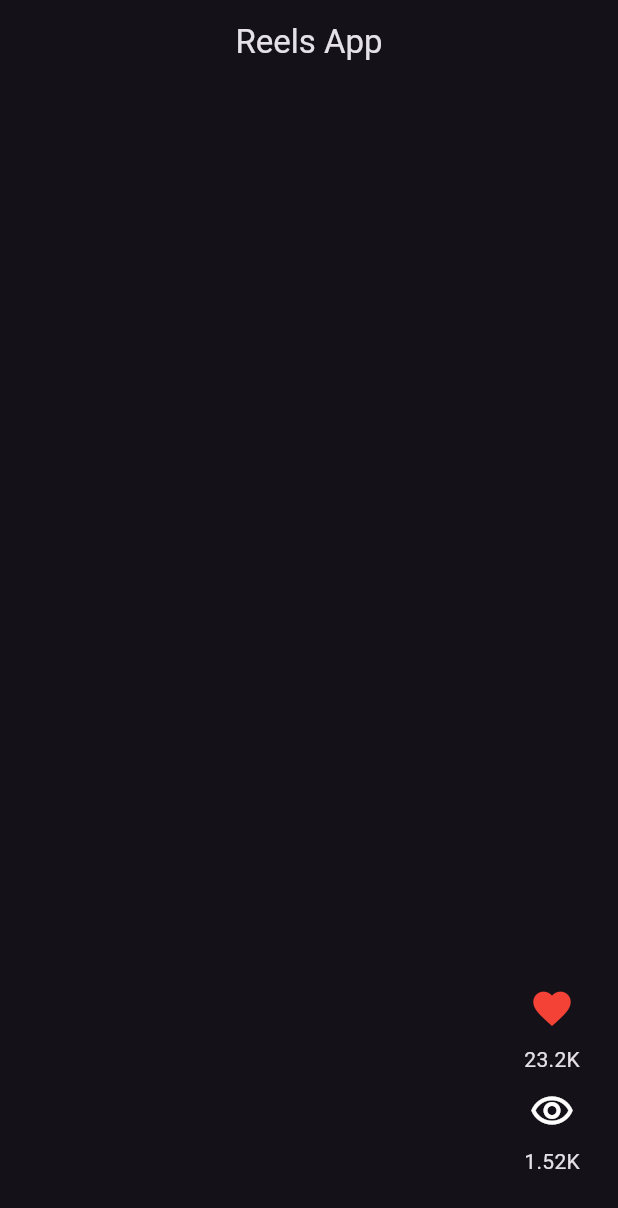
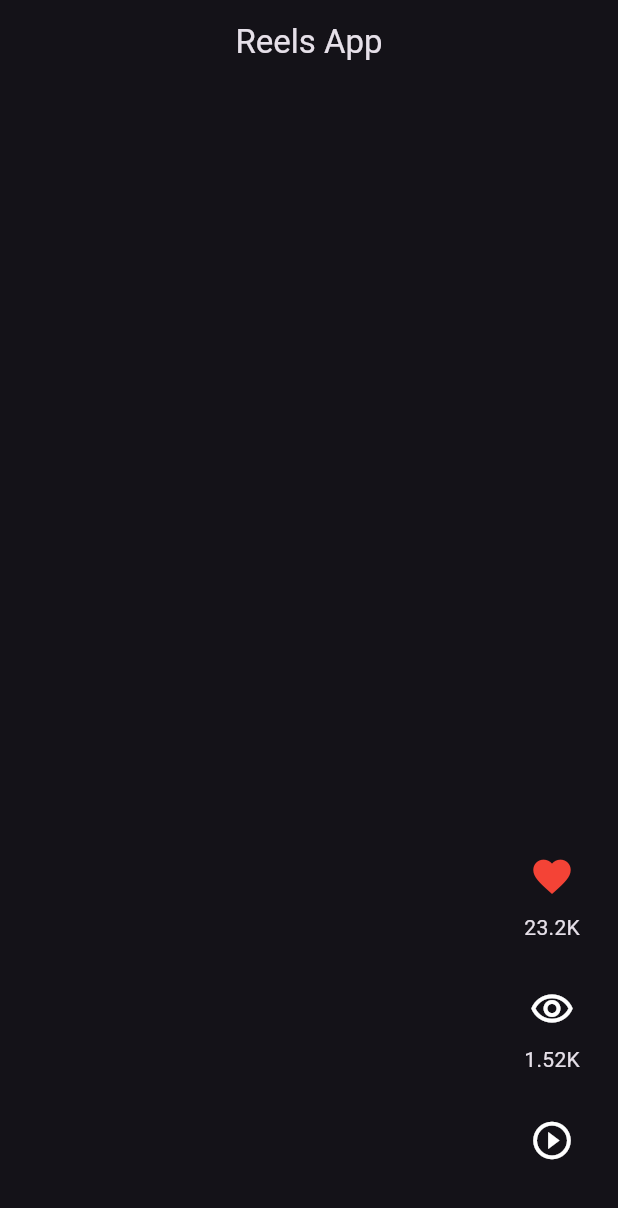
Before and after one commit to alecorodri/reels_app, a Flutter app: the screen it shows after launch, on a phone screen of 412 x 824 dp. Shown: the top 1208 px of the screen. Run offline on Flutter 3.47's test engine with Material 2 defaults, Android fonts, the phone set to English and light mode, and no system bars.

Commit message:
animate icon

```diff
--- a/lib/presentation/widgets/video_player/video_buttons.dart
+++ b/lib/presentation/widgets/video_player/video_buttons.dart
@@ -1,3 +1,4 @@
+import 'package:animate_do/animate_do.dart';
 import 'package:flutter/material.dart';
 
 import '../../../config/helpers/human_formats.dart';
@@ -16,7 +17,13 @@ class VideoButtons extends StatelessWidget {
     return Column(
       children: [
         _CustomIconButton(value: video.likes, iconColor: Colors.red, iconData: Icons.favorite,),
-        _CustomIconButton(value: video.views, iconData: Icons.remove_red_eye_outlined,)
+        const SizedBox(height: 20,),
+        _CustomIconButton(value: video.views, iconData: Icons.remove_red_eye_outlined,),
+        const SizedBox(height: 20,),
+        SpinPerfect(
+          infinite: true,
+          duration: const Duration(seconds: 5),
+          child: const _CustomIconButton(value: 0, iconData: Icons.play_circle_outline,))
       ],
     );
   }
@@ -47,6 +54,7 @@ class _CustomIconButton extends StatelessWidget {
         color: color,
         iconSize: 30,
         ),
+        if (value > 0)
         Text( HumanFormats.humanReadbleNumber(value.toDouble()))
       ],
     );
--- a/pubspec.yaml
+++ b/pubspec.yaml
@@ -28,6 +28,7 @@ environment:
 # the latest version available on pub.dev. To see which dependencies have newer
 # versions available, run `flutter pub outdated`.
 dependencies:
+  animate_do: ^3.0.2
   cupertino_icons: ^1.0.2
   flutter:
     sdk: flutter
```
Also changed, not shown: pubspec.lock.
